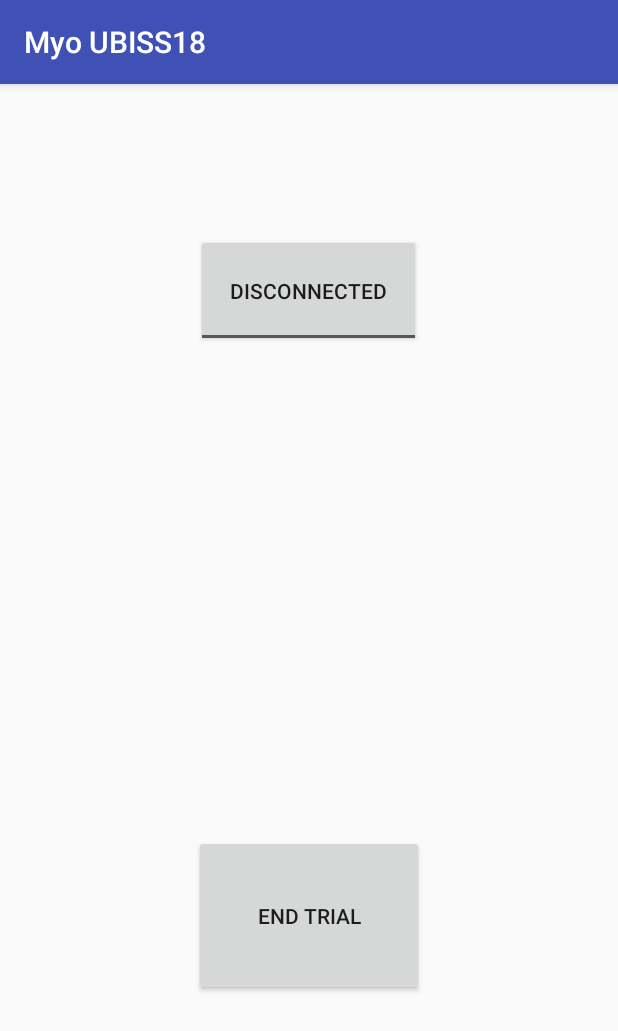
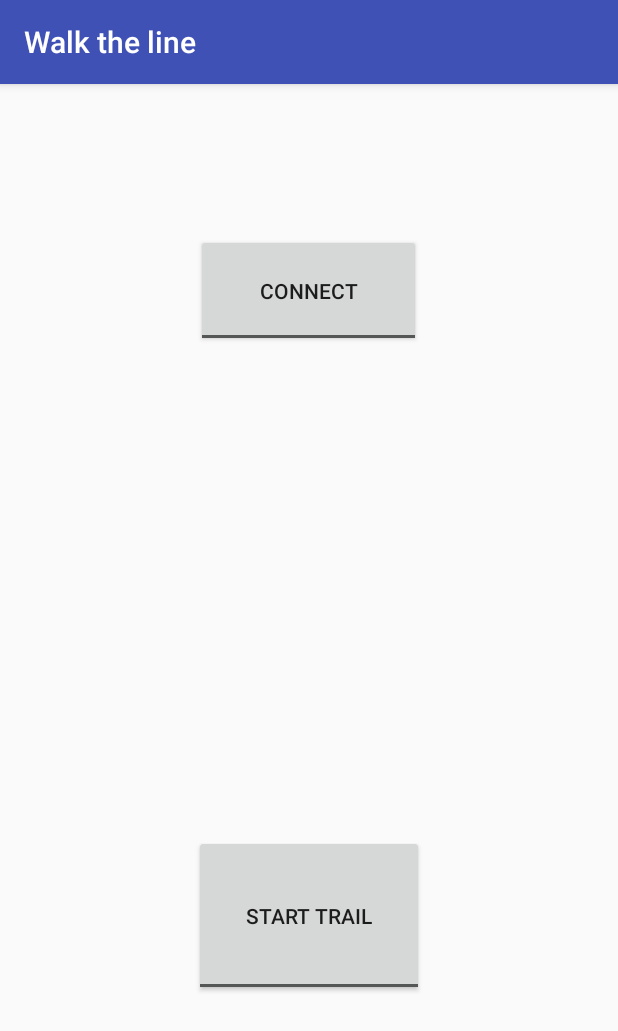
Before and after one commit to valeriikan/myo-ubiss18, an Android app: the MainActivity screen opened directly, with no data from a screen before it, on a phone screen of 412 x 824 dp. Shown: the top 1031 px of the screen. Run offline under Robolectric (Android 15) with nearby library versions, the phone set to English and light mode, and no system bars; libraries missing offline, so code that uses them is left out: com.aware.ui, eu.darken.myolib.

Commit message:
Myo armband IMU and EMG data collected with phone gyro and accelerometer data

```diff
--- a/app/src/main/java/com/aware/app/myoubiss18/MainActivity.java
+++ b/app/src/main/java/com/aware/app/myoubiss18/MainActivity.java
@@ -4,7 +4,6 @@ import android.Manifest;
 import android.app.Activity;
 import android.bluetooth.BluetoothAdapter;
 import android.bluetooth.BluetoothDevice;
-import android.content.ContentValues;
 import android.content.Intent;
 import android.hardware.Sensor;
 import android.hardware.SensorEvent;
@@ -16,16 +15,13 @@ import android.support.v7.app.AppCompatActivity;
 import android.os.Bundle;
 import android.util.Log;
 import android.view.View;
-import android.widget.Button;
 import android.widget.ProgressBar;
 import android.widget.TextView;
-import android.widget.Toast;
 import android.widget.ToggleButton;
 
 import com.aware.ui.PermissionsHandler;
 import com.google.gson.JsonArray;
 import com.google.gson.JsonObject;
-import com.google.gson.internal.bind.DateTypeAdapter;
 
 import java.io.BufferedReader;
 import java.io.BufferedWriter;
@@ -34,9 +30,7 @@ import java.io.OutputStream;
 import java.io.OutputStreamWriter;
 import java.net.HttpURLConnection;
 import java.net.URL;
-import java.security.PublicKey;
 import java.util.ArrayList;
-import java.util.List;
 
 import javax.net.ssl.HttpsURLConnection;
 
@@ -58,7 +52,7 @@ public class MainActivity extends AppCompatActivity implements
 
     // UI views
      ToggleButton connectBtn;
-     Button endTrailButton;
+     ToggleButton endTrailButton;
      TextView tvCollecting;
      ProgressBar progress;
 
@@ -79,6 +73,9 @@ public class MainActivity extends AppCompatActivity implements
 
     private ArrayList<UBISSD> acc = new ArrayList<>();
     private ArrayList<UBISSD> gyro = new ArrayList<>();
+    private ArrayList<UBISSMyoImu> myoImus = new ArrayList<>();
+
+    private ArrayList<UBISSMyoEMG> myoEMUs = new ArrayList<>();
 
     @Override
     public void onAccuracyChanged(Sensor arg0, int arg1) { }
@@ -107,43 +104,7 @@ public class MainActivity extends AppCompatActivity implements
 
 
         Log.d("Walk_the_line","MainActivity");
-        endTrailButton.setOnClickListener(new View.OnClickListener() {
-            @Override
-            public void onClick(View v) {
-                JsonObject data=new JsonObject();
-                JsonArray acc_data=new JsonArray();
-                JsonArray gyro_data=new JsonArray();
-                for(UBISSD d : acc){
-                    JsonObject tmp = new JsonObject();
 
-                    tmp.addProperty("x",d.x);
-                    tmp.addProperty("y",d.y);
-                    tmp.addProperty("z",d.z);
-                    tmp.addProperty("t",d.t);
-
-                    acc_data.add( tmp);
-                }
-                for(UBISSD d : gyro){
-                    JsonObject tmp = new JsonObject();
-
-                    tmp.addProperty("x",d.x);
-                    tmp.addProperty("y",d.y);
-                    tmp.addProperty("z",d.z);
-                    tmp.addProperty("t",d.t);
-
-                    gyro_data.add( tmp);
-                }
-                data.addProperty("participant",EXTRA_DATA);
-                data.addProperty("acc",acc_data.getAsJsonArray().toString() );
-                data.addProperty("gyro",gyro_data.getAsJsonArray().toString() );
-
-                data.addProperty("trial_end_time",System.currentTimeMillis());
-                acc = new ArrayList<>();
-                gyro = new ArrayList<>();
-                new NetworkCallHandler().execute(data);
-
-            }
-        });
     }
     public class NetworkCallHandler extends AsyncTask<JsonObject, Void, Void> {
         @Override
@@ -157,7 +118,7 @@ public class MainActivity extends AppCompatActivity implements
             URL url;
             String response = "";
             try {
-                url = new URL("https://ubiss-206410.appspot.com/entry");
+                url = new URL("https://ubiss-myo.appspot.com/entry");
 
                 HttpURLConnection conn = (HttpURLConnection) url.openConnection();
                 conn.setReadTimeout(15000);
@@ -241,8 +202,7 @@ public class MainActivity extends AppCompatActivity implements
 
         super.onResume();
 
-        mSensorManager.registerListener(this, mAccelerometer, SensorManager.SENSOR_DELAY_GAME);
-        mSensorManager.registerListener(this, mGyro, SensorManager.SENSOR_DELAY_GAME);
+
 
         // List of required permission
         ArrayList<String> REQUIRED_PERMISSIONS = new ArrayList<>();
@@ -286,6 +246,85 @@ public class MainActivity extends AppCompatActivity implements
                         tvCollecting.setText("Disconnecting...");
 
                         disconnectMyo();
+                    }
+
+                }
+            });
+
+            endTrailButton.setOnClickListener(new View.OnClickListener() {
+                @Override
+                public void onClick(View v) {
+
+                    if (endTrailButton.isChecked()) {
+                        mSensorManager.registerListener(MainActivity.this, mAccelerometer, SensorManager.SENSOR_DELAY_GAME);
+                        mSensorManager.registerListener(MainActivity.this, mGyro, SensorManager.SENSOR_DELAY_GAME);
+                    }
+                    else {
+                        JsonObject data=new JsonObject();
+                        JsonArray acc_data=new JsonArray();
+                        JsonArray gyro_data=new JsonArray();
+                        JsonArray myo_imu_data=new JsonArray();
+                        JsonArray myo_emu_data=new JsonArray();
+                        for(UBISSD d : acc){
+                            JsonObject tmp = new JsonObject();
+
+                            tmp.addProperty("x",d.x);
+                            tmp.addProperty("y",d.y);
+                            tmp.addProperty("z",d.z);
+                            tmp.addProperty("t",d.t);
+
+                            acc_data.add( tmp);
+                        }
+                        for(UBISSD d : gyro){
+                            JsonObject tmp = new JsonObject();
+
+                            tmp.addProperty("x",d.x);
+                            tmp.addProperty("y",d.y);
+                            tmp.addProperty("z",d.z);
+                            tmp.addProperty("t",d.t);
+
+                            gyro_data.add( tmp);
+                        }
+                        for(UBISSMyoImu d : myoImus){
+
+                            JsonObject tmp = new JsonObject();
+
+                            tmp.addProperty("acc_x",d.acc_x);
+                            tmp.addProperty("acc_y",d.acc_y);
+                            tmp.addProperty("acc_z",d.acc_z);
+                            tmp.addProperty("gyro_x",d.gyro_x);
+                            tmp.addProperty("gyro_y",d.gyro_y);
+                            tmp.addProperty("gyro_z",d.gyro_z);
+                            tmp.addProperty("t",d.t);
+                            myo_imu_data.add( tmp);
+                        }
+                        for(UBISSMyoEMG d : myoEMUs){
+
+                            JsonObject tmp = new JsonObject();
+
+                            tmp.addProperty("emg0",d.emg0);
+                            tmp.addProperty("emg1",d.emg1);
+                            tmp.addProperty("emg2",d.emg2);
+                            tmp.addProperty("emg3",d.emg3);
+                            tmp.addProperty("emg4",d.emg4);
+                            tmp.addProperty("emg5",d.emg5);
+                            tmp.addProperty("emg6",d.emg6);
+                            tmp.addProperty("emg7",d.emg7);
+                            tmp.addProperty("t",d.t);
+
+                            myo_emu_data.add( tmp);
+                        }
+                        data.addProperty("participant",EXTRA_DATA);
+                        data.addProperty("acc",acc_data.getAsJsonArray().toString() );
+                        data.addProperty("gyro",gyro_data.getAsJsonArray().toString() );
+                        data.addProperty("myo_imu",myo_imu_data.getAsJsonArray().toString() );
+                        data.addProperty("myo_emg",myo_emu_data.getAsJsonArray().toString() );
+                        data.addProperty("trial_end_time",System.currentTimeMillis());
+                        acc = new ArrayList<>();
+                        gyro = new ArrayList<>();
+                        myoEMUs=new ArrayList<>();
+                        myoImus=new ArrayList<>();
+                        new NetworkCallHandler().execute(data);
                     }
 
                 }
@@ -451,19 +490,21 @@ public class MainActivity extends AppCompatActivity implements
         // Check for Emg updates twice per second
         if (System.currentTimeMillis() - mLastEmgUpdate > 500) {
             byte[] data = emgData.getData();
-            ContentValues emg = new ContentValues();
-            emg.put("emg0", String.valueOf(data[0]));
-            emg.put("emg1", String.valueOf(data[1]));
-            emg.put("emg2", String.valueOf(data[2]));
-            emg.put("emg3", String.valueOf(data[3]));
-            emg.put("emg4", String.valueOf(data[4]));
-            emg.put("emg5", String.valueOf(data[5]));
-            emg.put("emg6", String.valueOf(data[6]));
-            emg.put("emg7", String.valueOf(data[7]));
+            UBISSMyoEMG emg = new UBISSMyoEMG();
+            emg.emg0 =data[0];
+            emg.emg1 =data[0];
+            emg.emg2 =data[0];
+            emg.emg3 =data[0];
+            emg.emg4 =data[0];
+            emg.emg5 =data[0];
+            emg.emg6 =data[0];
+            emg.emg7 =data[0];
 
             Log.d(SAMPLE_TAG, "EMG SAMPLE: " + emg.toString());
 
             mLastEmgUpdate = System.currentTimeMillis();
+            emg.t=mLastEmgUpdate;
+                 myoEMUs.add(emg);
         }
     }
 
@@ -473,26 +514,20 @@ public class MainActivity extends AppCompatActivity implements
     public void onNewImuData(ImuData imuData) {
         // Check for Gyro updates twice per second
         if (System.currentTimeMillis() - mLastImuUpdate > 500) {
-            ContentValues gyroData = new ContentValues();
-            gyroData.put("gyroX", imuData.getGyroData()[0]);
-            gyroData.put("gyroY", imuData.getGyroData()[1]);
-            gyroData.put("gyroZ", imuData.getGyroData()[2]);
+            UBISSMyoImu imu = new UBISSMyoImu();
+            imu.gyro_x=(float)imuData.getGyroData()[0];
+            imu.gyro_y=(float)imuData.getGyroData()[1];
+            imu.gyro_z=(float)imuData.getGyroData()[2];
 
-            ContentValues accData = new ContentValues();
-            accData.put("accX", imuData.getAccelerometerData()[0]);
-            accData.put("accY", imuData.getAccelerometerData()[1]);
-            accData.put("accZ", imuData.getAccelerometerData()[2]);
 
-            ContentValues orData = new ContentValues();
-            orData.put("accX", imuData.getOrientationData()[0]);
-            orData.put("accY", imuData.getOrientationData()[1]);
-            orData.put("accZ", imuData.getOrientationData()[2]);
-
-            Log.d(SAMPLE_TAG, "GYRO SAMPLE: " + gyroData.toString());
-            Log.d(SAMPLE_TAG, "ACC SAMPLE: " + accData.toString());
-            Log.d(SAMPLE_TAG, "ORIENT SAMPLE: " + orData.toString());
+            imu.acc_x=(float) imuData.getAccelerometerData()[0];
+            imu.acc_y=(float) imuData.getAccelerometerData()[1];
+            imu.acc_z =(float)imuData. getAccelerometerData()[1];
 
             mLastImuUpdate = System.currentTimeMillis();
+
+            imu.t=System.currentTimeMillis();
+            myoImus.add(imu);
         }
     }
 
--- a/app/src/main/res/layout/activity_main.xml
+++ b/app/src/main/res/layout/activity_main.xml
@@ -10,10 +10,10 @@
         android:id="@+id/connectBtn"
         android:layout_width="150dp"
         android:layout_height="75dp"
+        android:layout_centerHorizontal="true"
         android:layout_marginTop="100dp"
-        android:layout_centerHorizontal="true"
-        android:textOff="Disconnected"
-        android:textOn="Connected"/>
+        android:textOff="Connect"
+        android:textOn="Disconnect" />
 
     <TextView
         android:id="@+id/tvCollecting"
@@ -35,13 +35,16 @@
         android:layout_centerHorizontal="true"
         android:visibility="invisible"/>
 
-    <Button
+    <ToggleButton
         android:id="@+id/endTrailButton"
         android:layout_width="153dp"
         android:layout_height="107dp"
         android:layout_alignParentBottom="true"
         android:layout_centerHorizontal="true"
         android:layout_marginBottom="160dp"
-        android:text="End Trial" />
+
+        android:textOff="Start Trail"
+        android:textOn="End Trail"
+        />
 
 </RelativeLayout>
--- a/app/src/main/res/values/strings.xml
+++ b/app/src/main/res/values/strings.xml
@@ -1,5 +1,5 @@
 <resources>
-    <string name="app_name">Myo UBISS18</string>
+    <string name="app_name">Walk the line</string>
     <string name="title_activity_data_collection">DataCollection</string>
     <string-array name="gender">
         <item>Female</item>
```
Also changed, not shown: app/src/main/java/com/aware/app/myoubiss18/UBISSMyoEMG.java (added, +13 -0 lines), app/src/main/java/com/aware/app/myoubiss18/UBISSMyoImu.java (added, +11 -0 lines), app/src/main/java/com/aware/app/myoubiss18/UBISSD.java (line endings or trailing spaces).
